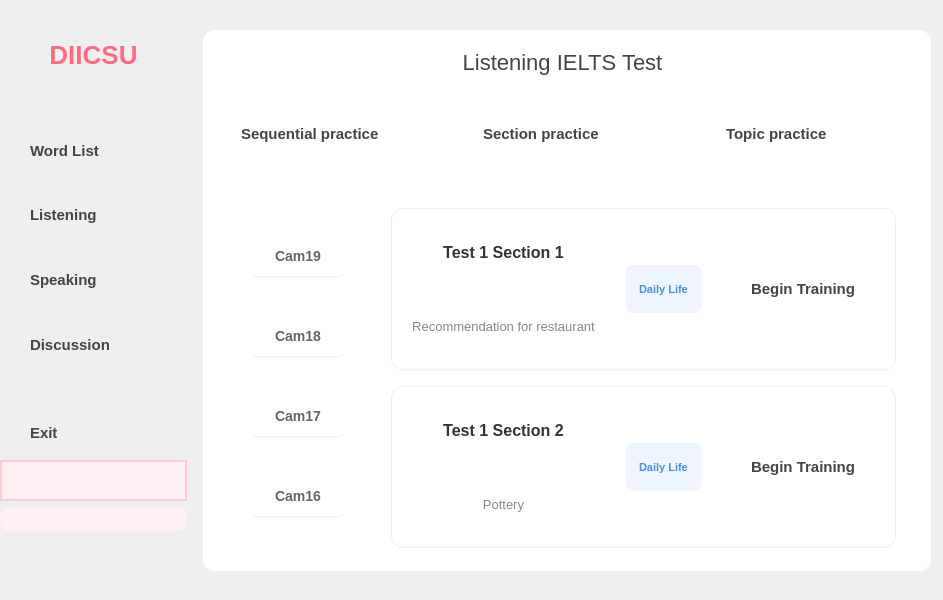
The window that ui/mainPage.ui (FrenchFries-101/frontend) describes before a commit, drawn with Qt 5.
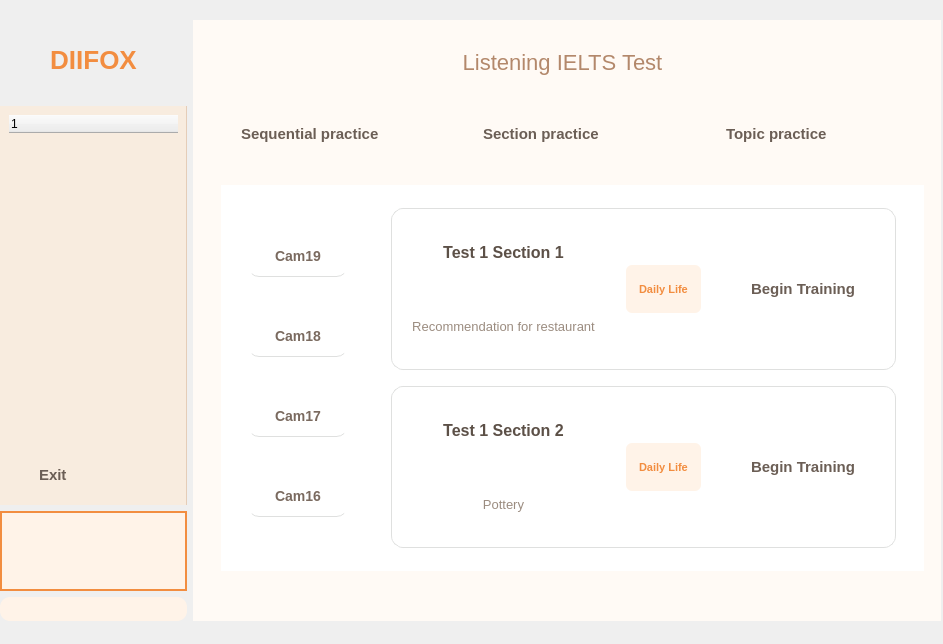
The same window after the commit. The open tabs and pages were chosen to show the change. Icons and pictures are not drawn.

What changed in the file:
```diff
--- a/ui/mainPage.ui
+++ b/ui/mainPage.ui
@@ -7,41 +7,35 @@
     <x>0</x>
     <y>0</y>
     <width>943</width>
-    <height>600</height>
+    <height>644</height>
    </rect>
   </property>
   <property name="windowTitle">
    <string>Form</string>
   </property>
   <property name="styleSheet">
-   <string notr="true">/* 整体窗口背景 */
+   <string notr="true">/* ================= 全局背景 ================= */
 QWidget#Form{
-        background:qlineargradient(
+    background:qlineargradient(
         x1:0, y1:0,
         x2:1, y2:1,
-        stop:0 #727272,
-        stop:1 #ffd6e0
+        stop:0 #fff6ea,
+        stop:1 #fdf1e6
     );
     font-family: &quot;Segoe UI&quot;,&quot;Microsoft YaHei&quot;;
 }
 
 
-/* 左侧侧边栏 */
-QWidget#horizontalLayoutWidget{
-    background-color: transparent;
-}
-
-
-/* Logo */
+/* ================= Logo ================= */
 QLabel#label{
     font-size: 26px;
     font-weight: bold;
-    color: #ff6b81;
+    color: #f28d40;   /* 主橙色 */
     padding: 20px;
 }
 
 
-/* 左侧按钮统一样式 */
+/* ================= 左侧按钮 ================= */
 QPushButton{
     background-color: transparent;
     border: none;
@@ -55,31 +49,27 @@
     margin-right: 10px;
 
     text-align: left;
-    color: #444;
+    color: #6b5e55;
 
     border-radius: 10px;
 }
 
-
 QPushButton:hover{
     background-color: #ffe4ea;
     color: #ff4f70;
 }
 
-
 QPushButton:pressed{
     background-color: #ffd2dc;
 }
 
-
-/* 当前选中按钮（可手动加）*/
 QPushButton:checked{
-    background-color: #ffccd5;
-    color: #d6336c;
+    background-color: #ffe8d6;
+    color: #f28d40;
 }
 
 
-/* 右侧页面区域 */
+/* ================= 右侧主区域 ================= */
 QWidget#PageArea{
     background-color: #ffffff;
     border-radius: 12px;
@@ -87,59 +77,52 @@
 }
 
 
-/* 页面文字 */
+/* ================= 标题文字 ================= */
 QLabel#label_2,
 QLabel#label_3,
 QLabel#label_4{
     font-size: 22px;
-    color: #444;
+    color: #b3886b;   /* 木质棕 */
 }
 
 
-/* stackedWidget背景 */
-QStackedWidget{
-    background-color: transparent;
-}
-
-/* 针对所有滚动区域及其内部容器 */
-QScrollArea, #scrollAreaWidgetContents, #scrollAreaWidgetContents_2, #scrollAreaWidgetContents_3 {
-    background-color: #ffffff; /* 或者设置为 #ffffff (纯白) */
-    border: none;
-}
-
-/* 如果你想让右侧题目区域背景是纯白的，左侧稍微带点灰 */
-#test_scroll #scrollAreaWidgetContents_3 {
+/* ================= 滚动区域 ================= */
+QScrollArea, 
+#scrollAreaWidgetContents, 
+#scrollAreaWidgetContents_2, 
+#scrollAreaWidgetContents_3 {
     background-color: #ffffff;
+    border: none;
 }
 
-#book_scroll #scrollAreaWidgetContents_2 {
-    background-color: #ffffff; /* 浅灰色，突出侧边栏感觉 */
-}
 
-/* 自定义滚动条样式，让它变细且美观 */
+/* ================= 滚动条 ================= */
 QScrollBar:vertical {
     border: none;
-    background: #f1f1f1;
+    background: #dfe0df;
     width: 6px;
     border-radius: 3px;
 }
+
 QScrollBar::handle:vertical {
-    background: #ffccd5;
+    background: #b3886b;
     border-radius: 3px;
 }
+
 QScrollBar::handle:vertical:hover {
     background: #ff6b81;
 }
 
-/* --- 左侧书籍选择按钮 (book_scroll) --- */
+
+/* ================= 左侧书籍列表 ================= */
 #book_scroll QPushButton {
     background-color: transparent;
     border: none;
-    color: #666;
+    color: #7a6a5f;
     padding: 12px 5px;
     font-size: 14px;
     text-align: center;
-    border-bottom: 1px solid #f0f0f0;
+    border-bottom: 1px solid #dfe0df;
 }
 
 #book_scroll QPushButton:hover {
@@ -149,16 +132,16 @@
 
 #book_scroll QPushButton:checked {
     background-color: #ffffff;
-    color: #ff6b81;
+    color: #f28d40;
     font-weight: bold;
-    border-left: 4px solid #ff6b81; /* 选中时的左侧粉色条 */
+    border-left: 4px solid #f28d40;
 }
 
-/* --- 右侧测试卡片 (test_scroll) --- */
-/* 针对 frame 和 frame_3 这种卡片容器 */
+
+/* ================= 卡片 ================= */
 QFrame#frame, QFrame#frame_3 {
     background-color: #ffffff;
-    border: 1px solid #eee;
+    border: 1px solid #dfe0df;
     border-radius: 12px;
     margin: 5px 10px;
 }
@@ -168,35 +151,37 @@
     background-color: #fffafa;
 }
 
-/* 标题文字 (Part 1 Section 1) */
+
+/* ================= 卡片标题 ================= */
 QLabel#label_7, QLabel#label_10 {
     font-weight: bold;
     font-size: 16px;
-    color: #333;
+    color: #5c5047;
 }
 
-/* 副标题文字 (Recommendation for restaurant) */
+/* 副标题 */
 QLabel#label_8, QLabel#label_11 {
     font-size: 13px;
-    color: #888;
+    color: #9b8c80;
 }
 
-/* --- 蓝色小标签 (Daily Life) --- */
-/* 这里建议在属性编辑器里把 label_5 和 label_9 的 objectName 统一成 tagLabel */
+
+/* ================= 标签 ================= */
 QLabel#label_5, QLabel#label_9 {
-    color: #4a90e2;
-    background-color: #eef5ff;
+    color: #f28d40;
+    background-color: #fff3e8;
     border-radius: 6px;
     padding: 4px 10px;
     font-size: 11px;
     font-weight: bold;
 }
 
+
+/* ================= 测试卡片 ================= */
 QFrame#test_card {
-
     background-color: white;
     border-radius: 10px;
-    border: 1px solid #e5e7eb;
+    border: 1px solid #dfe0df;
     padding: 10px;
 }
 
@@ -205,59 +190,90 @@
     background-color: #fff0f3;   /* 淡粉背景 */
 }
 
-QPushButton#Recite_button {
-    qproperty-icon: url(resources/icons/book-alt.png);
-    qproperty-iconSize: 20px 20px;
-}
 
-QPushButton#Favourite_button {
-    qproperty-icon: url(resources/icons/headphones.png);
-    qproperty-iconSize: 20px 20px;
-}
-
-QPushButton#Profile_button {
-    qproperty-icon: url(resources/icons/user-speaking.png);
-    qproperty-iconSize: 20px 20px;
-}
-
-QPushButton#Discussion_button {
-    qproperty-icon: url(resources/icons/bank2.png);
-    qproperty-iconSize: 20px 20px;
-}
-
-QPushButton#Exit_button{
-	qproperty-icon:url(resources/icons/exit.png);
-	qproperty-iconSize:20px,20px;
-}
-
+/* ================= 进度条 ================= */
 QProgressBar {
     border: none;
-    background-color: #f1f1f1;
+    background-color: #f0f0f0;
     border-radius: 6px;
     text-align: center;
 }
 
 QProgressBar::chunk {
-    background-color: #ff6b81;   /* ✅ 粉色进度 */
+    background-color: #f28d40;
     border-radius: 6px;
 }
 
+
+/* ================= 头像 ================= */
 QLabel#label_4 {
-    background-color: #fff0f3;      /* 淡粉背景 */
-    border-radius: 50px;            /* 圆形（要配合固定大小） */
-    border: 2px solid #ffccd5;      /* 柔和边框 */
+    background-color: #fff3e8;
+    border-radius: 50px;
+    border: 2px solid #f28d40;
     padding: 6px;
 }
 
+
+/* ================= 小标签 ================= */
 QLabel#label_13 {
     font-size: 14px;
     font-weight: bold;
-    color: #ff6b81;
+    color: #f28d40;
 
-    background-color: #fff0f3;
+    background-color: #fff3e8;
     border-radius: 10px;
 
     padding: 4px 10px;
+}
+
+QWidget#SideBar{
+    background-color: #f8ecdf;
+    border-right: 1px solid #e5cdb8;
+    border-radius: 0px;
+    margin: 0px;
+}
+
+QWidget#PageArea{
+    background-color: #fffaf5;
+    border: none;
+    border-radius: 0px;
+    margin: 0px;
+}
+
+/* Tree 导航 */
+QTreeWidget#navTree{
+    background: transparent;
+    border: none;
+    outline: none;
+    font-family: &quot;Segoe UI Semibold&quot;,&quot;Microsoft YaHei&quot;;
+    font-size: 14px;
+    color: #6b5e55;
+}
+
+QTreeWidget#navTree::item{
+    height: 34px;
+    padding-left: 8px;
+}
+
+QTreeWidget#navTree::item:hover{
+    background: #fff0e3;
+    color: #f28d40;
+}
+
+QTreeWidget#navTree::item:selected{
+    background: #ffe8d6;
+    color: #f28d40;
+}
+
+/* 分支箭头（可选） */
+QTreeWidget#navTree::branch:has-children:closed:has-siblings,
+QTreeWidget#navTree::branch:closed:has-children{
+    border-image: none;
+    image: none;
+}
+QTreeWidget#navTree::branch:open:has-children{
+    border-image: none;
+    image: none;
 }</string>
   </property>
   <widget class="QWidget" name="horizontalLayoutWidget">
@@ -266,16 +282,16 @@
      <x>0</x>
      <y>20</y>
      <width>941</width>
-     <height>561</height>
+     <height>601</height>
     </rect>
    </property>
    <layout class="QHBoxLayout" name="horizontalLayout" stretch="1,4">
     <item>
-     <layout class="QVBoxLayout" name="verticalLayout" stretch="2,2,2,1,2,1,2,1,0,0,2,0,0,3">
+     <layout class="QVBoxLayout" name="verticalLayout" stretch="1,5,1,0">
       <item>
        <widget class="QLabel" name="label">
         <property name="text">
-         <string>DIICSU</string>
+         <string>DIIFOX</string>
         </property>
         <property name="scaledContents">
          <bool>true</bool>
@@ -289,107 +305,25 @@
        </widget>
       </item>
       <item>
-       <spacer name="verticalSpacer_2">
-        <property name="orientation">
-         <enum>Qt::Orientation::Vertical</enum>
-        </property>
-        <property name="sizeHint" stdset="0">
-         <size>
-          <width>20</width>
-          <height>40</height>
-         </size>
-        </property>
-       </spacer>
-      </item>
-      <item>
-       <widget class="QPushButton" name="Recite_button">
-        <property name="text">
-         <string>Word List</string>
-        </property>
-        <property name="icon">
-         <iconset>
-          <normaloff>C:/Users/Administrator/.designer/resources/icons/star.png</normaloff>C:/Users/Administrator/.designer/resources/icons/star.png</iconset>
-        </property>
-       </widget>
-      </item>
-      <item>
-       <spacer name="verticalSpacer_3">
-        <property name="orientation">
-         <enum>Qt::Orientation::Vertical</enum>
-        </property>
-        <property name="sizeHint" stdset="0">
-         <size>
-          <width>20</width>
-          <height>40</height>
-         </size>
-        </property>
-       </spacer>
-      </item>
-      <item>
-       <widget class="QPushButton" name="Favourite_button">
-        <property name="text">
-         <string>Listening</string>
-        </property>
-       </widget>
-      </item>
-      <item>
-       <spacer name="verticalSpacer_4">
-        <property name="orientation">
-         <enum>Qt::Orientation::Vertical</enum>
-        </property>
-        <property name="sizeHint" stdset="0">
-         <size>
-          <width>20</width>
-          <height>40</height>
-         </size>
-        </property>
-       </spacer>
-      </item>
-      <item>
-       <widget class="QPushButton" name="Profile_button">
-        <property name="text">
-         <string>Speaking</string>
-        </property>
-       </widget>
-      </item>
-      <item>
-       <spacer name="verticalSpacer_5">
-        <property name="orientation">
-         <enum>Qt::Orientation::Vertical</enum>
-        </property>
-        <property name="sizeHint" stdset="0">
-         <size>
-          <width>20</width>
-          <height>40</height>
-         </size>
-        </property>
-       </spacer>
-      </item>
-      <item>
-       <widget class="QPushButton" name="Discussion_button">
-        <property name="text">
-         <string>Discussion</string>
-        </property>
-       </widget>
-      </item>
-      <item>
-       <spacer name="verticalSpacer_8">
-        <property name="orientation">
-         <enum>Qt::Orientation::Vertical</enum>
-        </property>
-        <property name="sizeHint" stdset="0">
-         <size>
-          <width>20</width>
-          <height>40</height>
-         </size>
-        </property>
-       </spacer>
-      </item>
-      <item>
-       <widget class="QPushButton" name="Exit_button">
-        <property name="text">
-         <string>Exit</string>
-        </property>
+       <widget class="QWidget" name="SideBar" native="true">
+        <layout class="QVBoxLayout" name="verticalLayout_10" stretch="5,1">
+         <item>
+          <widget class="QTreeWidget" name="navTree">
+           <column>
+            <property name="text">
+             <string notr="true">1</string>
+            </property>
+           </column>
+          </widget>
+         </item>
+         <item>
+          <widget class="QPushButton" name="Exit_button">
+           <property name="text">
+            <string>Exit</string>
+           </property>
+          </widget>
+         </item>
+        </layout>
        </widget>
       </item>
       <item>
@@ -412,19 +346,6 @@
         </property>
        </widget>
       </item>
-      <item>
-       <spacer name="verticalSpacer">
-        <property name="orientation">
-         <enum>Qt::Orientation::Vertical</enum>
-        </property>
-        <property name="sizeHint" stdset="0">
-         <size>
-          <width>20</width>
-          <height>40</height>
-         </size>
-        </property>
-       </spacer>
-      </item>
      </layout>
     </item>
     <item>
@@ -435,7 +356,7 @@
          <x>0</x>
          <y>10</y>
          <width>741</width>
-         <height>541</height>
+         <height>591</height>
         </rect>
        </property>
        <property name="currentIndex">
@@ -685,8 +606,8 @@
                  <rect>
                   <x>0</x>
                   <y>0</y>
-                  <width>94</width>
-                  <height>42</height>
+                  <width>695</width>
+                  <height>385</height>
                  </rect>
                 </property>
                 <layout class="QHBoxLayout" name="horizontalLayout_5" stretch="1,4">
@@ -700,8 +621,8 @@
                      <rect>
                       <x>0</x>
                       <y>0</y>
-                      <width>97</width>
-                      <height>212</height>
+                      <width>134</width>
+                      <height>367</height>
                      </rect>
                     </property>
                     <layout class="QVBoxLayout" name="verticalLayout_4">
@@ -747,8 +668,8 @@
                      <rect>
                       <x>0</x>
                       <y>0</y>
-                      <width>534</width>
-                      <height>280</height>
+                      <width>537</width>
+                      <height>367</height>
                      </rect>
                     </property>
                     <layout class="QVBoxLayout" name="verticalLayout_5">
```
Left out of the diff: 22 changed lines with no effect on the pictures.
